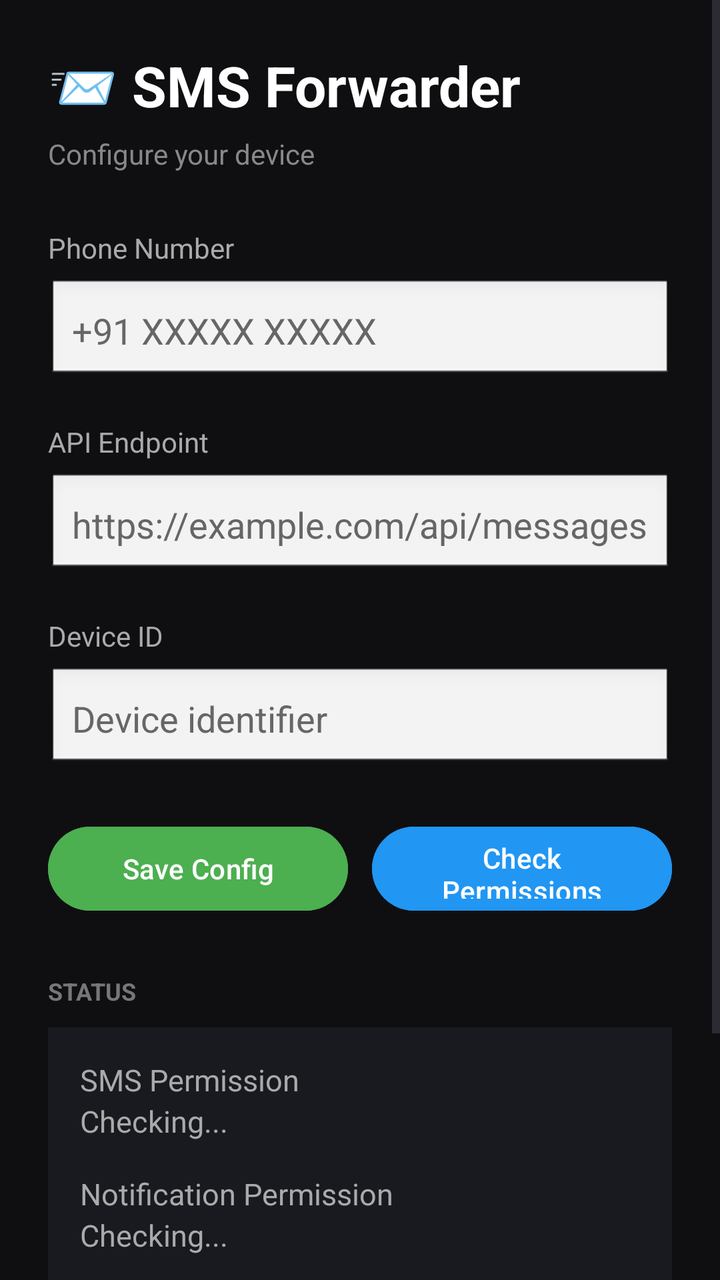
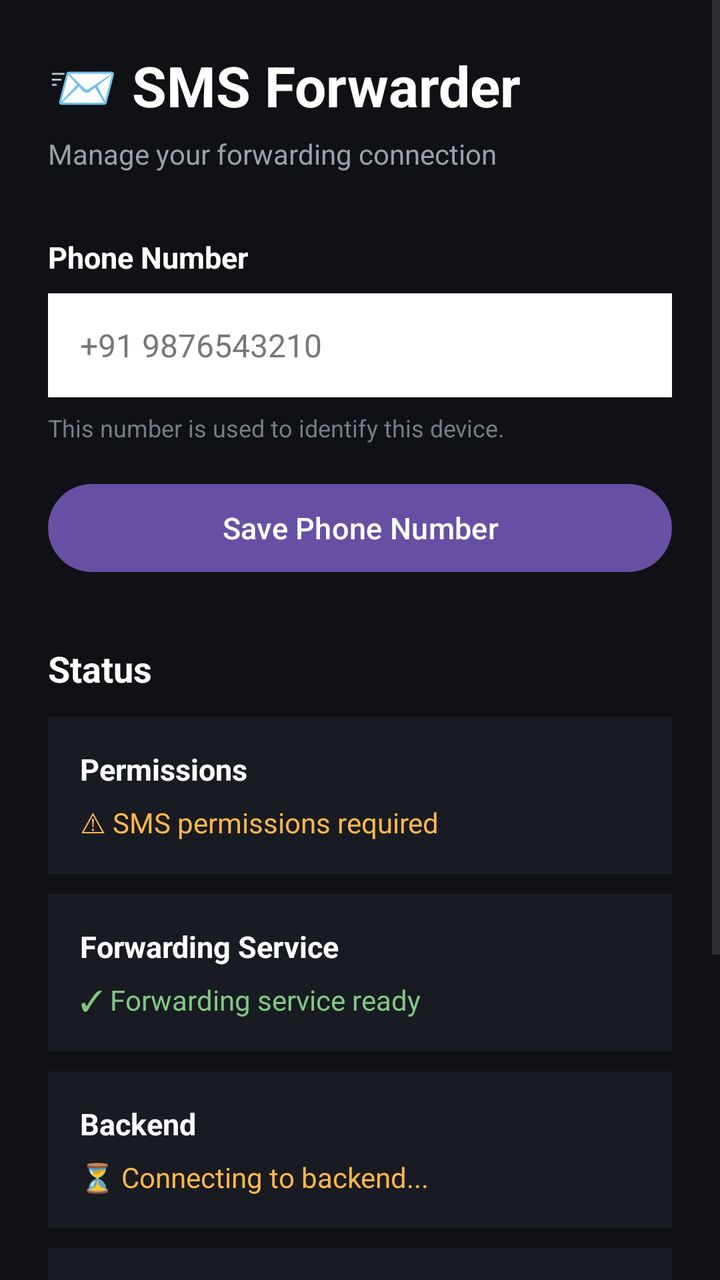

Compare the two renders of this Android layout. The source of the first and the diff that turns it into the second are given below.
<!-- AndroidManifest.xml: application theme Theme.Material3.DayNight.NoActionBar -->
<!-- res/layout/activity_main.xml -->
<?xml version="1.0" encoding="utf-8"?>
<ScrollView
    xmlns:android="http://schemas.android.com/apk/res/android"
    android:layout_width="match_parent"
    android:layout_height="match_parent"
    android:fillViewport="true"
    android:background="#0F0F12">

    <LinearLayout
        android:layout_width="match_parent"
        android:layout_height="wrap_content"
        android:orientation="vertical"
        android:padding="24dp">

        

        <TextView
            android:layout_width="wrap_content"
            android:layout_height="wrap_content"
            android:text="📨 SMS Forwarder"
            android:textColor="#FFFFFF"
            android:textSize="28sp"
            android:textStyle="bold"
            android:layout_marginBottom="6dp"/>

        <TextView
            android:layout_width="wrap_content"
            android:layout_height="wrap_content"
            android:text="Configure your device"
            android:textColor="#888888"
            android:textSize="14sp"
            android:layout_marginBottom="28dp"/>


        

        <TextView
            android:layout_width="wrap_content"
            android:layout_height="wrap_content"
            android:text="Phone Number"
            android:textColor="#AAAAAA"
            android:textSize="14sp"
            android:layout_marginBottom="6dp"/>

        <EditText
            android:id="@+id/etPhoneNumber"
            android:layout_width="match_parent"
            android:layout_height="52dp"
            android:hint="+91 XXXXX XXXXX"
            android:inputType="phone"
            android:textColor="#FFFFFF"
            android:textColorHint="#666666"
            android:background="@android:drawable/edit_text"
            android:padding="12dp"
            android:layout_marginBottom="20dp"/>


        

        <TextView
            android:layout_width="wrap_content"
            android:layout_height="wrap_content"
            android:text="API Endpoint"
            android:textColor="#AAAAAA"
            android:textSize="14sp"
            android:layout_marginBottom="6dp"/>

        <EditText
            android:id="@+id/etApiUrl"
            android:layout_width="match_parent"
            android:layout_height="52dp"
            android:hint="https://example.com/api/messages"
            android:inputType="textUri"
            android:textColor="#FFFFFF"
            android:textColorHint="#666666"
            android:background="@android:drawable/edit_text"
            android:padding="12dp"
            android:layout_marginBottom="20dp"/>


        

        <TextView
            android:layout_width="wrap_content"
            android:layout_height="wrap_content"
            android:text="Device ID"
            android:textColor="#AAAAAA"
            android:textSize="14sp"
            android:layout_marginBottom="6dp"/>

        <EditText
            android:id="@+id/etDeviceId"
            android:layout_width="match_parent"
            android:layout_height="52dp"
            android:hint="Device identifier"
            android:inputType="text"
            android:textColor="#FFFFFF"
            android:textColorHint="#666666"
            android:background="@android:drawable/edit_text"
            android:padding="12dp"
            android:layout_marginBottom="24dp"/>


        

        <LinearLayout
            android:layout_width="match_parent"
            android:layout_height="wrap_content"
            android:orientation="horizontal"
            android:gravity="center"
            android:layout_marginBottom="28dp">

            <Button
                android:id="@+id/btnSave"
                android:layout_width="0dp"
                android:layout_height="50dp"
                android:layout_weight="1"
                android:text="Save Config"
                android:textAllCaps="false"
                android:backgroundTint="#4CAF50"
                android:layout_marginEnd="6dp"/>

            <Button
                android:id="@+id/btnCheckPerms"
                android:layout_width="0dp"
                android:layout_height="50dp"
                android:layout_weight="1"
                android:text="Check Permissions"
                android:textAllCaps="false"
                android:backgroundTint="#2196F3"
                android:layout_marginStart="6dp"/>

        </LinearLayout>


        

        <TextView
            android:layout_width="wrap_content"
            android:layout_height="wrap_content"
            android:text="STATUS"
            android:textColor="#777777"
            android:textSize="12sp"
            android:textStyle="bold"
            android:layout_marginBottom="10dp"/>


        <LinearLayout
            android:layout_width="match_parent"
            android:layout_height="wrap_content"
            android:orientation="vertical"
            android:padding="16dp"
            android:background="#181A20">


            

            <TextView
                android:id="@+id/tvSmsPermission"
                android:layout_width="match_parent"
                android:layout_height="wrap_content"
                android:text="SMS Permission&#10;Checking..."
                android:textColor="#AAAAAA"
                android:textSize="15sp"
                android:lineSpacingExtra="3dp"
                android:layout_marginBottom="16dp"/>


            

            <TextView
                android:id="@+id/tvNotificationPermission"
                android:layout_width="match_parent"
                android:layout_height="wrap_content"
                android:text="Notification Permission&#10;Checking..."
                android:textColor="#AAAAAA"
                android:textSize="15sp"
                android:lineSpacingExtra="3dp"
                android:layout_marginBottom="16dp"/>


            

            <TextView
                android:id="@+id/tvServiceStatus"
                android:layout_width="match_parent"
                android:layout_height="wrap_content"
                android:text="● Checking service..."
                android:textColor="#FFAA00"
                android:textSize="15sp"
                android:textStyle="bold"
                android:layout_marginBottom="16dp"/>


            

            <TextView
                android:id="@+id/tvStatus"
                android:layout_width="match_parent"
                android:layout_height="wrap_content"
                android:text="Checking..."
                android:textColor="#AAAAAA"
                android:textSize="13sp"/>

        </LinearLayout>


        

        <TextView
            android:layout_width="match_parent"
            android:layout_height="wrap_content"
            android:text="SMS forwarding requires the required Android permissions."
            android:textColor="#666666"
            android:textSize="12sp"
            android:gravity="center"
            android:layout_marginTop="24dp"/>

    </LinearLayout>

</ScrollView>
<!-- resources referenced by this layout -->
<resources>

</resources>

<!-- the commit's change to res/layout/activity_main.xml (unified diff, before → after) -->
@@ -4,7 +4,7 @@
     android:layout_width="match_parent"
     android:layout_height="match_parent"
     android:fillViewport="true"
-    android:background="#0F0F12">
+    android:background="#0F1115">
 
     <LinearLayout
         android:layout_width="match_parent"
@@ -20,201 +20,226 @@
             android:text="📨 SMS Forwarder"
             android:textColor="#FFFFFF"
             android:textSize="28sp"
-            android:textStyle="bold"
-            android:layout_marginBottom="6dp"/>
-
-        <TextView
-            android:layout_width="wrap_content"
-            android:layout_height="wrap_content"
-            android:text="Configure your device"
-            android:textColor="#888888"
-            android:textSize="14sp"
-            android:layout_marginBottom="28dp"/>
-
-
-        
-
-        <TextView
-            android:layout_width="wrap_content"
-            android:layout_height="wrap_content"
+            android:textStyle="bold" />
+
+        <TextView
+            android:layout_width="wrap_content"
+            android:layout_height="wrap_content"
+            android:layout_marginTop="6dp"
+            android:text="Manage your forwarding connection"
+            android:textColor="#9AA0AA"
+            android:textSize="14sp" />
+
+
+        
+
+        <TextView
+            android:layout_width="wrap_content"
+            android:layout_height="wrap_content"
+            android:layout_marginTop="32dp"
             android:text="Phone Number"
-            android:textColor="#AAAAAA"
-            android:textSize="14sp"
-            android:layout_marginBottom="6dp"/>
+            android:textColor="#FFFFFF"
+            android:textSize="15sp"
+            android:textStyle="bold" />
 
         <EditText
             android:id="@+id/etPhoneNumber"
             android:layout_width="match_parent"
             android:layout_height="52dp"
-            android:hint="+91 XXXXX XXXXX"
+            android:layout_marginTop="8dp"
+            android:background="#FFFFFF"
+            android:hint="+91 9876543210"
             android:inputType="phone"
+            android:paddingStart="16dp"
+            android:paddingEnd="16dp"
+            android:textColor="#111111"
+            android:textColorHint="#777777"
+            android:textSize="16sp" />
+
+        <TextView
+            android:layout_width="wrap_content"
+            android:layout_height="wrap_content"
+            android:layout_marginTop="7dp"
+            android:text="This number is used to identify this device."
+            android:textColor="#777D87"
+            android:textSize="12sp" />
+
+
+        
+
+        <Button
+            android:id="@+id/btnSavePhone"
+            android:layout_width="match_parent"
+            android:layout_height="52dp"
+            android:layout_marginTop="16dp"
+            android:text="Save Phone Number"
+            android:textAllCaps="false"
+            android:textSize="15sp" />
+
+
+        
+
+        <TextView
+            android:layout_width="wrap_content"
+            android:layout_height="wrap_content"
+            android:layout_marginTop="32dp"
+            android:text="Status"
             android:textColor="#FFFFFF"
-            android:textColorHint="#666666"
-            android:background="@android:drawable/edit_text"
-            android:padding="12dp"
-            android:layout_marginBottom="20dp"/>
-
-
-        
-
-        <TextView
-            android:layout_width="wrap_content"
-            android:layout_height="wrap_content"
-            android:text="API Endpoint"
-            android:textColor="#AAAAAA"
-            android:textSize="14sp"
-            android:layout_marginBottom="6dp"/>
-
-        <EditText
-            android:id="@+id/etApiUrl"
+            android:textSize="18sp"
+            android:textStyle="bold" />
+
+
+        
+
+        <LinearLayout
+            android:layout_width="match_parent"
+            android:layout_height="wrap_content"
+            android:layout_marginTop="12dp"
+            android:background="#181B21"
+            android:orientation="vertical"
+            android:padding="16dp">
+
+            <TextView
+                android:layout_width="wrap_content"
+                android:layout_height="wrap_content"
+                android:text="Permissions"
+                android:textColor="#FFFFFF"
+                android:textSize="15sp"
+                android:textStyle="bold" />
+
+            <TextView
+                android:id="@+id/tvPermissionStatus"
+                android:layout_width="match_parent"
+                android:layout_height="wrap_content"
+                android:layout_marginTop="7dp"
+                android:text="⚠ SMS permissions required"
+                android:textColor="#FFB74D"
+                android:textSize="14sp" />
+
+        </LinearLayout>
+
+
+        
+
+        <LinearLayout
+            android:layout_width="match_parent"
+            android:layout_height="wrap_content"
+            android:layout_marginTop="10dp"
+            android:background="#181B21"
+            android:orientation="vertical"
+            android:padding="16dp">
+
+            <TextView
+                android:layout_width="wrap_content"
+                android:layout_height="wrap_content"
+                android:text="Forwarding Service"
+                android:textColor="#FFFFFF"
+                android:textSize="15sp"
+                android:textStyle="bold" />
+
+            <TextView
+                android:id="@+id/tvServiceStatus"
+                android:layout_width="match_parent"
+                android:layout_height="wrap_content"
+                android:layout_marginTop="7dp"
+                android:text="✓ Forwarding service ready"
+                android:textColor="#81C784"
+                android:textSize="14sp" />
+
+        </LinearLayout>
+
+
+        
+
+        <LinearLayout
+            android:layout_width="match_parent"
+            android:layout_height="wrap_content"
+            android:layout_marginTop="10dp"
+            android:background="#181B21"
+            android:orientation="vertical"
+            android:padding="16dp">
+
+            <TextView
+                android:layout_width="wrap_content"
+                android:layout_height="wrap_content"
+                android:text="Backend"
+                android:textColor="#FFFFFF"
+                android:textSize="15sp"
+                android:textStyle="bold" />
+
+            <TextView
+                android:id="@+id/tvBackendStatus"
+                android:layout_width="match_parent"
+                android:layout_height="wrap_content"
+                android:layout_marginTop="7dp"
+                android:text="⏳ Connecting to backend..."
+                android:textColor="#FFB74D"
+                android:textSize="14sp" />
+
+        </LinearLayout>
+
+
+        
+
+        <LinearLayout
+            android:layout_width="match_parent"
+            android:layout_height="wrap_content"
+            android:layout_marginTop="10dp"
+            android:background="#181B21"
+            android:orientation="vertical"
+            android:padding="16dp">
+
+            <TextView
+                android:layout_width="wrap_content"
+                android:layout_height="wrap_content"
+                android:text="Device"
+                android:textColor="#FFFFFF"
+                android:textSize="15sp"
+                android:textStyle="bold" />
+
+            <TextView
+                android:id="@+id/tvDeviceStatus"
+                android:layout_width="match_parent"
+                android:layout_height="wrap_content"
+                android:layout_marginTop="7dp"
+                android:text="⏳ Registering device..."
+                android:textColor="#FFB74D"
+                android:textSize="14sp" />
+
+            <TextView
+                android:id="@+id/tvLastSync"
+                android:layout_width="match_parent"
+                android:layout_height="wrap_content"
+                android:layout_marginTop="5dp"
+                android:text="Last sync: —"
+                android:textColor="#777D87"
+                android:textSize="12sp" />
+
+        </LinearLayout>
+
+
+        
+
+        <Button
+            android:id="@+id/btnCheckPermissions"
             android:layout_width="match_parent"
             android:layout_height="52dp"
-            android:hint="https://example.com/api/messages"
-            android:inputType="textUri"
-            android:textColor="#FFFFFF"
-            android:textColorHint="#666666"
-            android:background="@android:drawable/edit_text"
-            android:padding="12dp"
-            android:layout_marginBottom="20dp"/>
-
-
-        
-
-        <TextView
-            android:layout_width="wrap_content"
-            android:layout_height="wrap_content"
-            android:text="Device ID"
-            android:textColor="#AAAAAA"
-            android:textSize="14sp"
-            android:layout_marginBottom="6dp"/>
-
-        <EditText
-            android:id="@+id/etDeviceId"
-            android:layout_width="match_parent"
-            android:layout_height="52dp"
-            android:hint="Device identifier"
-            android:inputType="text"
-            android:textColor="#FFFFFF"
-            android:textColorHint="#666666"
-            android:background="@android:drawable/edit_text"
-            android:padding="12dp"
-            android:layout_marginBottom="24dp"/>
-
-
-        
-
-        <LinearLayout
-            android:layout_width="match_parent"
-            android:layout_height="wrap_content"
-            android:orientation="horizontal"
+            android:layout_marginTop="20dp"
+            android:text="Check Permissions"
+            android:textAllCaps="false"
+            android:textSize="15sp" />
+
+
+        
+
+        <TextView
+            android:layout_width="match_parent"
+            android:layout_height="wrap_content"
+            android:layout_marginTop="24dp"
             android:gravity="center"
-            android:layout_marginBottom="28dp">
-
-            <Button
-                android:id="@+id/btnSave"
-                android:layout_width="0dp"
-                android:layout_height="50dp"
-                android:layout_weight="1"
-                android:text="Save Config"
-                android:textAllCaps="false"
-                android:backgroundTint="#4CAF50"
-                android:layout_marginEnd="6dp"/>
-
-            <Button
-                android:id="@+id/btnCheckPerms"
-                android:layout_width="0dp"
-                android:layout_height="50dp"
-                android:layout_weight="1"
-                android:text="Check Permissions"
-                android:textAllCaps="false"
-                android:backgroundTint="#2196F3"
-                android:layout_marginStart="6dp"/>
-
-        </LinearLayout>
-
-
-        
-
-        <TextView
-            android:layout_width="wrap_content"
-            android:layout_height="wrap_content"
-            android:text="STATUS"
-            android:textColor="#777777"
-            android:textSize="12sp"
-            android:textStyle="bold"
-            android:layout_marginBottom="10dp"/>
-
-
-        <LinearLayout
-            android:layout_width="match_parent"
-            android:layout_height="wrap_content"
-            android:orientation="vertical"
-            android:padding="16dp"
-            android:background="#181A20">
-
-
-            
-
-            <TextView
-                android:id="@+id/tvSmsPermission"
-                android:layout_width="match_parent"
-                android:layout_height="wrap_content"
-                android:text="SMS Permission&#10;Checking..."
-                android:textColor="#AAAAAA"
-                android:textSize="15sp"
-                android:lineSpacingExtra="3dp"
-                android:layout_marginBottom="16dp"/>
-
-
-            
-
-            <TextView
-                android:id="@+id/tvNotificationPermission"
-                android:layout_width="match_parent"
-                android:layout_height="wrap_content"
-                android:text="Notification Permission&#10;Checking..."
-                android:textColor="#AAAAAA"
-                android:textSize="15sp"
-                android:lineSpacingExtra="3dp"
-                android:layout_marginBottom="16dp"/>
-
-
-            
-
-            <TextView
-                android:id="@+id/tvServiceStatus"
-                android:layout_width="match_parent"
-                android:layout_height="wrap_content"
-                android:text="● Checking service..."
-                android:textColor="#FFAA00"
-                android:textSize="15sp"
-                android:textStyle="bold"
-                android:layout_marginBottom="16dp"/>
-
-
-            
-
-            <TextView
-                android:id="@+id/tvStatus"
-                android:layout_width="match_parent"
-                android:layout_height="wrap_content"
-                android:text="Checking..."
-                android:textColor="#AAAAAA"
-                android:textSize="13sp"/>
-
-        </LinearLayout>
-
-
-        
-
-        <TextView
-            android:layout_width="match_parent"
-            android:layout_height="wrap_content"
-            android:text="SMS forwarding requires the required Android permissions."
-            android:textColor="#666666"
-            android:textSize="12sp"
-            android:gravity="center"
-            android:layout_marginTop="24dp"/>
+            android:text="Device ID and server configuration are managed automatically."
+            android:textColor="#666C76"
+            android:textSize="11sp" />
 
     </LinearLayout>
 
